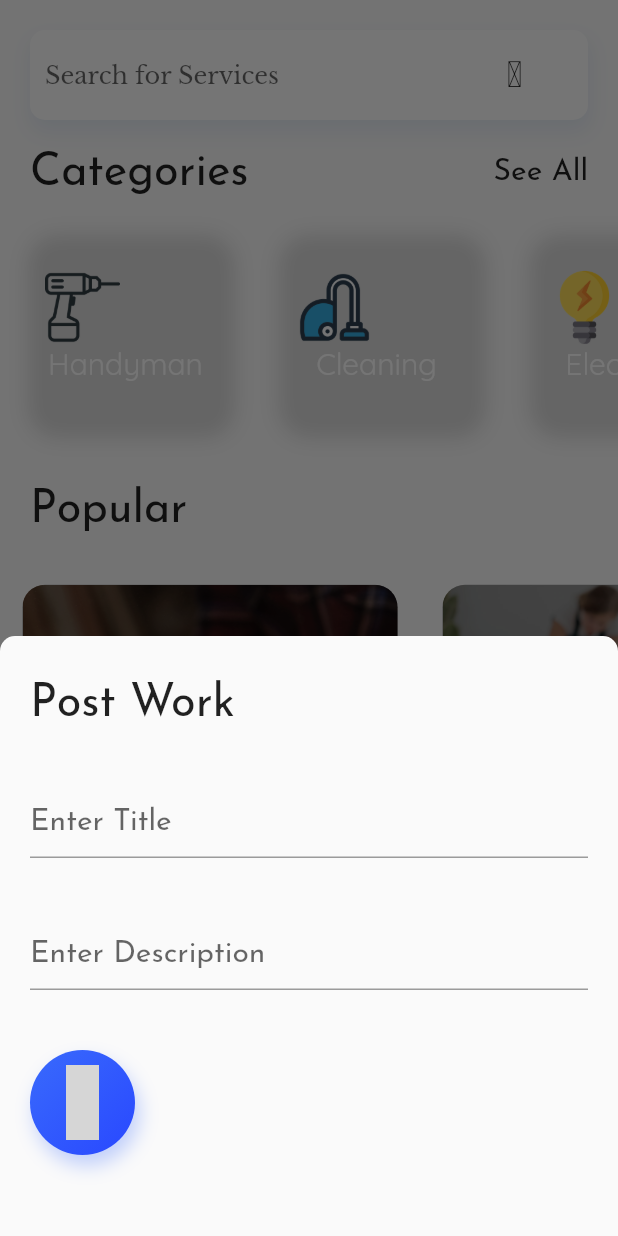
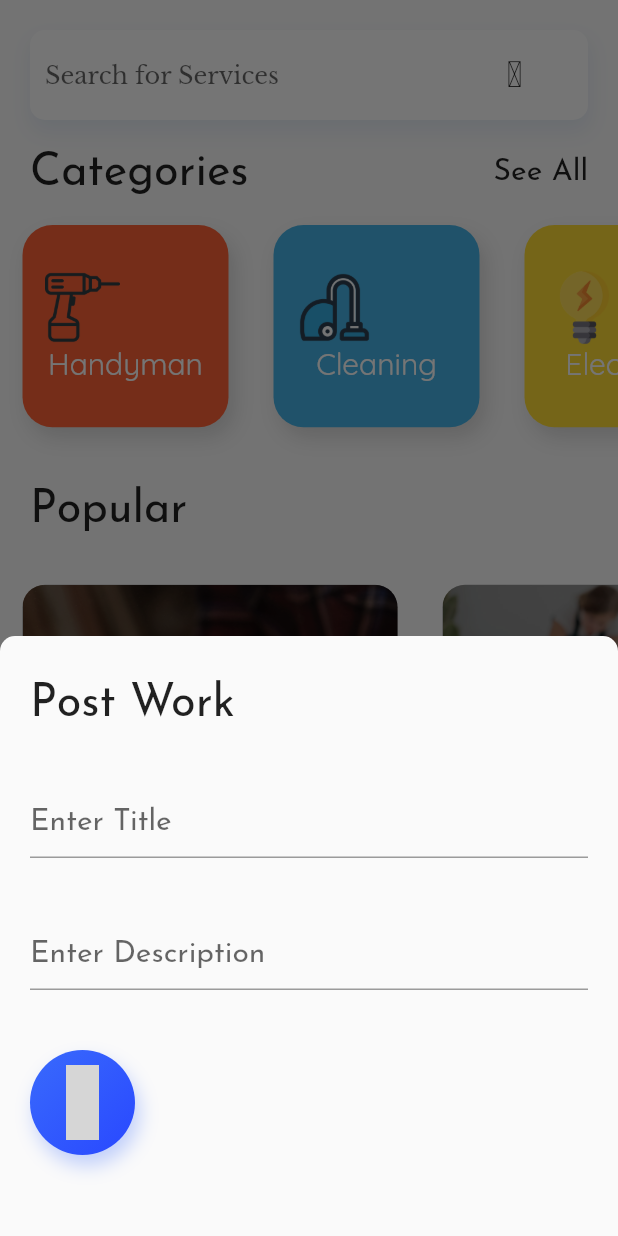
Before and after one commit to GouravSaini125/tradio, a Flutter app: the HomePage screen opened directly, after a tap on an icon or button, on a phone screen of 412 x 824 dp. Run offline on Flutter 3.47's test engine with Material 2 defaults, Android fonts, the phone set to English and light mode, and no system bars; our stand-ins replace device_preview, eva_icons_flutter, flutter_spinkit, google_maps_flutter, google_nav_bar; grey boxes are pictures that could not be loaded.

Commit message:
Add some colors

```diff
--- a/lib/configs/ThemeColors.dart
+++ b/lib/configs/ThemeColors.dart
@@ -18,10 +18,18 @@ class ThemeColors {
   static List<Color> gradient2 = [Color(0xFFff9966), Color(0xFFff5e62)];
   static List<Color> gradient3 = [Color(0xFF00d2ff), Color(0xFF3a7bd5)];
 
-  // static List<dynamic> gradientsList = [
-  //   gradient,
-  //   gradient1,
-  //   gradient2,
-  //   gradient3
-  // ];
+  static List<Color> color = [
+    Color(0xFFff6337),
+    Color(0xFF46b3e6),
+    Color(0xFFffdc34),
+    Color(0xFF6decb9),
+    Color(0xFF5ca0d3)
+  ];
+
+  static List<List<Color>> gradientsList = [
+    gradient,
+    gradient1,
+    gradient2,
+    gradient3
+  ];
 }
```
